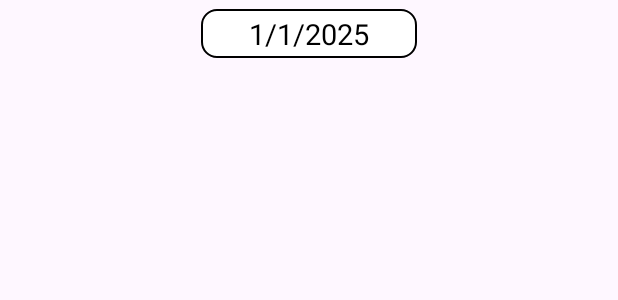
After one commit to Dmitriy-10SA/MyPlans, an Android app: the layout date_item.xml on its own in the app's theme, with its tools: preview values and no code run, on a phone screen of 412 x 824 dp. The commit adds this screen. Shown: the top 300 px of the screen. Run offline under Robolectric (Android 15) with nearby library versions, the phone set to English and light mode, and no system bars.

Commit message:
Finished project

```diff
--- a/app/build.gradle.kts
+++ b/app/build.gradle.kts
@@ -12,8 +12,8 @@ android {
         applicationId = "com.andef.myplans"
         minSdk = 24
         targetSdk = 34
-        versionCode = 3
-        versionName = "3.0"
+        versionCode = 4
+        versionName = "4.0"
 
         testInstrumentationRunner = "androidx.test.runner.AndroidJUnitRunner"
     }
--- a/app/src/main/AndroidManifest.xml
+++ b/app/src/main/AndroidManifest.xml
@@ -2,8 +2,8 @@
 <manifest xmlns:android="http://schemas.android.com/apk/res/android"
     xmlns:tools="http://schemas.android.com/tools"
     package="com.andef.myplans"
-    android:versionName="3.0"
-    android:versionCode="3">
+    android:versionName="4.0"
+    android:versionCode="4">
 
     <application
         android:allowBackup="true"
--- /dev/null
+++ b/app/src/main/java/com/andef/myplans/domain/entities/PlanItem.kt
@@ -0,0 +1,6 @@
+package com.andef.myplans.domain.entities
+
+sealed class PlanItem {
+    class PlanInItem(val plan: Plan) : PlanItem()
+    class DateInItem(val date: String) : PlanItem()
+}
--- a/app/src/main/java/com/andef/myplans/presentation/ui/activity/MainActivity.kt
+++ b/app/src/main/java/com/andef/myplans/presentation/ui/activity/MainActivity.kt
@@ -436,7 +436,7 @@ class MainActivity : AppCompatActivity() {
     private fun actionForCalendar() {
         recyclerViewPlansInPlans.visibility = GONE
         calendarView.visibility = VISIBLE
-        textViewDate.visibility = VISIBLE
+        textViewDate.visibility = GONE
         recyclerViewPlansInCalendar.visibility = VISIBLE
     }
 
--- a/app/src/main/res/drawable/frame.xml
+++ b/app/src/main/res/drawable/frame.xml
@@ -5,4 +5,5 @@
         android:width="1dp"
         android:color="@color/black" />
     <corners android:radius="10dp" />
+    <solid android:color="@color/white"/>
 </shape>
--- /dev/null
+++ b/app/src/main/res/layout/date_item.xml
@@ -0,0 +1,27 @@
+<?xml version="1.0" encoding="utf-8"?>
+<androidx.constraintlayout.widget.ConstraintLayout xmlns:android="http://schemas.android.com/apk/res/android"
+    android:layout_width="match_parent"
+    android:layout_height="wrap_content"
+    xmlns:app="http://schemas.android.com/apk/res-auto"
+    xmlns:tools="http://schemas.android.com/tools"
+    android:layout_marginStart="8dp"
+    android:layout_marginTop="6dp"
+    android:layout_marginEnd="8dp"
+    android:layout_marginBottom="6dp">
+
+    <TextView
+        android:id="@+id/textViewPlanText"
+        android:layout_width="wrap_content"
+        android:layout_height="wrap_content"
+        android:gravity="center"
+        android:textColor="@color/black"
+        android:textSize="19sp"
+        android:padding="3dp"
+        android:paddingEnd="32dp"
+        android:paddingStart="32dp"
+        android:background="@drawable/frame"
+        app:layout_constraintStart_toStartOf="parent"
+        app:layout_constraintTop_toTopOf="parent"
+        app:layout_constraintEnd_toEndOf="parent"
+        tools:text="1/1/2025" />
+</androidx.constraintlayout.widget.ConstraintLayout>
```
Also changed, not shown: app/src/main/java/com/andef/myplans/presentation/adapter/PlanAdapter.kt (+63 -9 lines), 3 other files.
